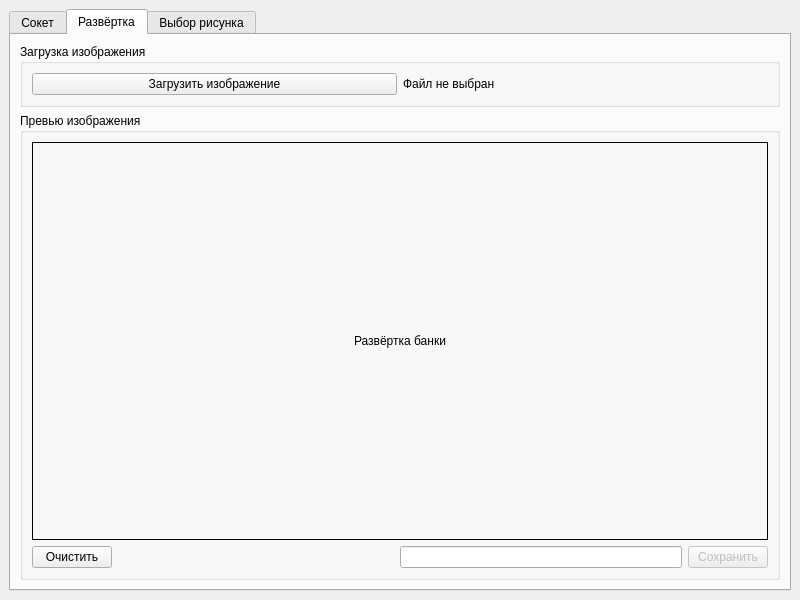
Qt form MainWindow.ui (FDzerzhinsky/Qt_AngleRegressor) before a commit.
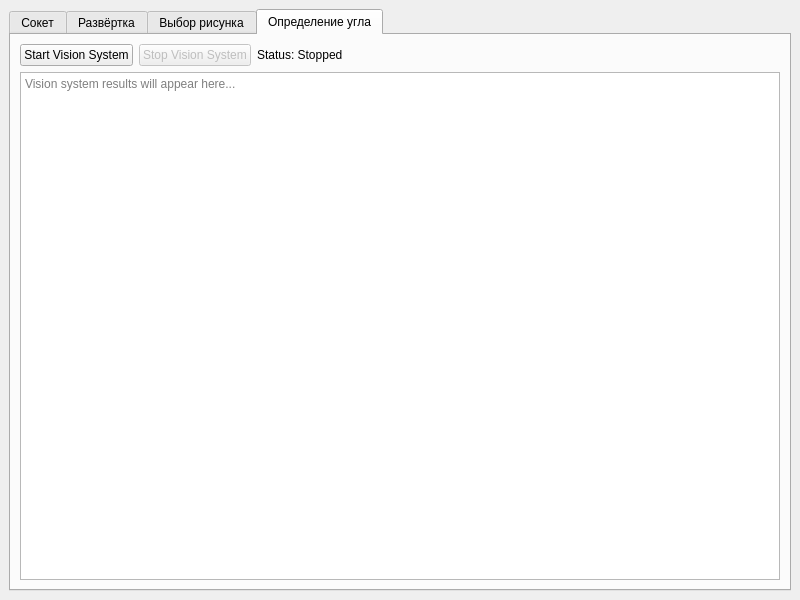
The same form after that commit.

What changed in the file:
```diff
--- a/MainWindow.ui
+++ b/MainWindow.ui
@@ -18,7 +18,7 @@
 				<item>
 					<widget class="QTabWidget" name="tabWidget">
 						<property name="currentIndex">
-							<number>1</number>
+       <number>3</number>
 						</property>
 						<widget class="QWidget" name="socketTab">
 							<attribute name="title">
@@ -282,8 +282,63 @@
 										<property name="text">
 											<string>Выбрать</string>
 										</property>
+         </widget>
+        </item>
+       </layout>
+      </widget>
+      <widget class="QWidget" name="visionTab">
+       <attribute name="title">
+        <string>Определение угла</string>
+       </attribute>
+       <layout class="QVBoxLayout" name="verticalLayout_vision">
+        <item>
+         <layout class="QHBoxLayout" name="horizontalLayout_vision_controls">
+          <item>
+           <widget class="QPushButton" name="startVisionButton">
+            <property name="text">
+             <string>Start Vision System</string>
+            </property>
+           </widget>
+          </item>
+          <item>
+           <widget class="QPushButton" name="stopVisionButton">
 										<property name="enabled">
 											<bool>false</bool>
+            </property>
+            <property name="text">
+             <string>Stop Vision System</string>
+            </property>
+           </widget>
+          </item>
+          <item>
+           <widget class="QLabel" name="visionStatusLabel">
+            <property name="text">
+             <string>Status: Stopped</string>
+            </property>
+           </widget>
+          </item>
+          <item>
+           <spacer name="horizontalSpacer_vision">
+            <property name="orientation">
+             <enum>Qt::Orientation::Horizontal</enum>
+            </property>
+            <property name="sizeHint" stdset="0">
+             <size>
+              <width>40</width>
+              <height>20</height>
+             </size>
+            </property>
+           </spacer>
+          </item>
+         </layout>
+        </item>
+        <item>
+         <widget class="QTextEdit" name="visionResultsTextEdit">
+          <property name="readOnly">
+           <bool>true</bool>
+          </property>
+          <property name="placeholderText">
+           <string>Vision system results will appear here...</string>
 										</property>
 									</widget>
 								</item>
```
Left out of the diff: 7 changed lines with no effect on the pictures. Lines whose indentation alone changed are shown as unchanged.
